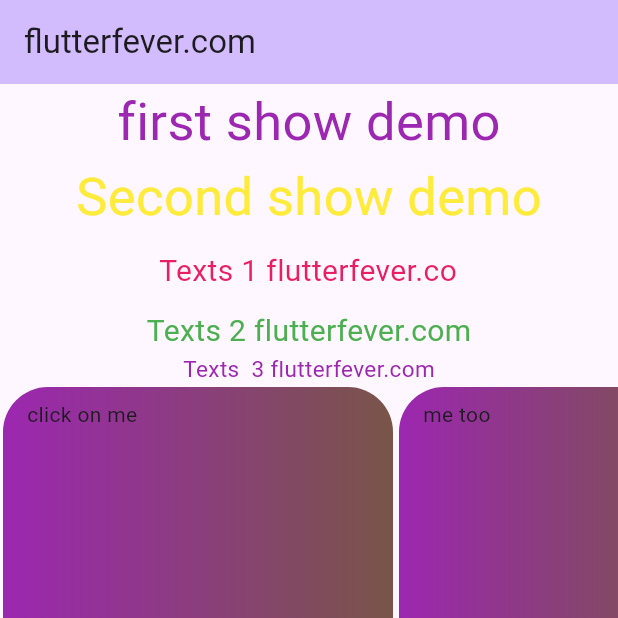
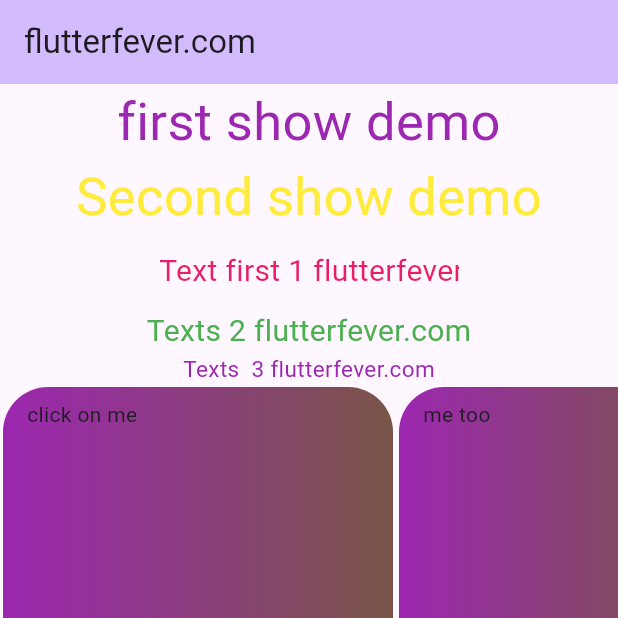
Before and after one commit to coderbaba0/showup_delayanimation, a Flutter app: the screen it shows after launch, on a phone screen of 412 x 824 dp, the top half of it. Run offline on Flutter 3.47's test engine with Material 2 defaults, Android fonts, the light colour scheme and no system bars.

Commit message:
updated container animation
add custom marquee with tex

```diff
--- a/lib/main.dart
+++ b/lib/main.dart
@@ -58,7 +58,7 @@ class _MyHomePageState extends State<MyHomePage> {
                     height: 50,
                     width: 200,
                     child: ScrollingText(
-                      text: ("Texts 1 flutterfever.com"),
+                      text: ("Text first 1 flutterfever.com"),
                       textStyle: TextStyle(color: Colors.pink,fontSize: 20),
                     ),
                   ),
```
